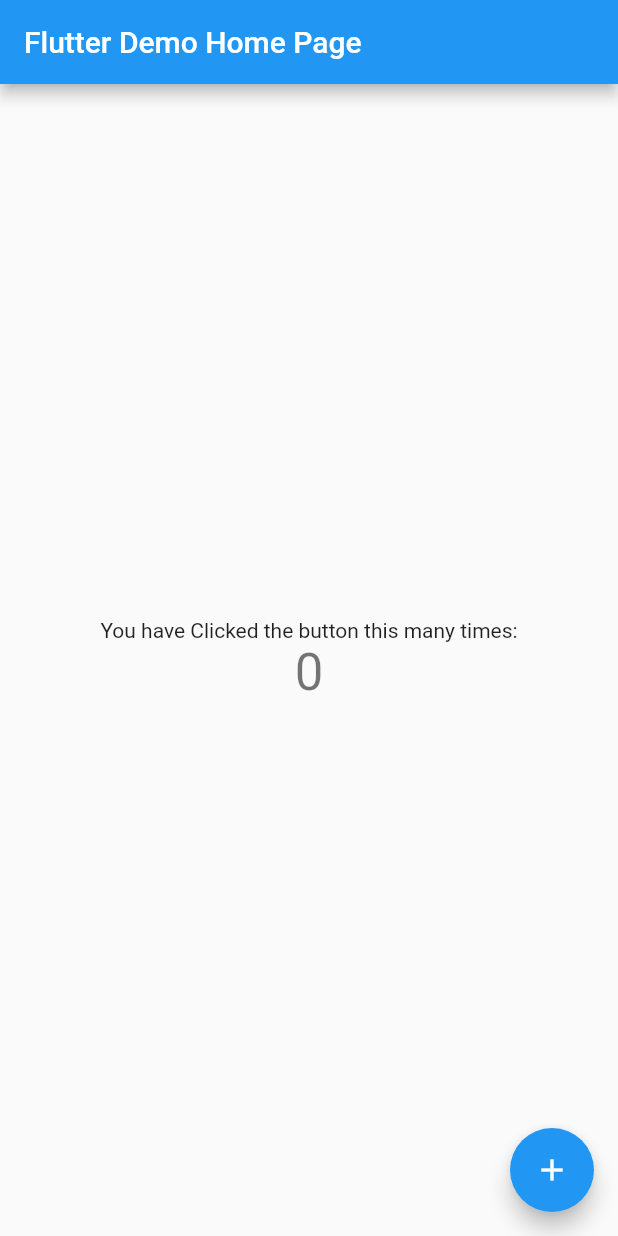
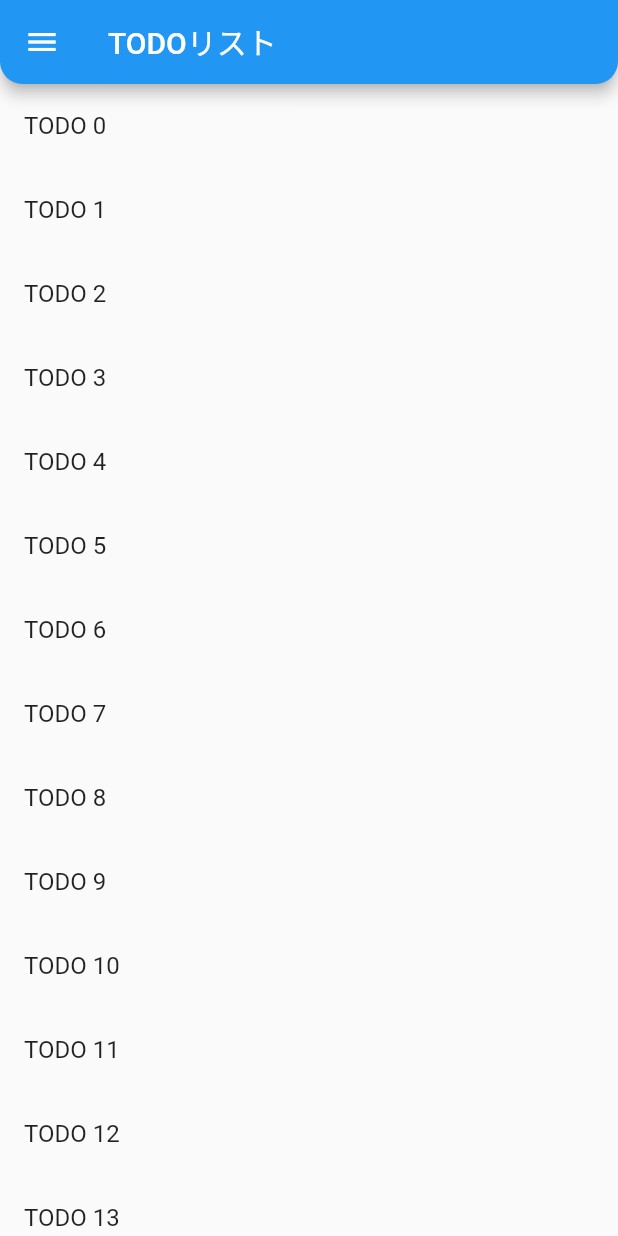
Before and after one commit to RikunoKoto/FlutterTutorial, a Flutter app: the screen it shows after launch, on a phone screen of 412 x 824 dp. Run offline on Flutter 3.47's test engine with Material 2 defaults, Android fonts, the phone set to English and light mode, and no system bars.

```diff
--- a/lib/main.dart
+++ b/lib/main.dart
@@ -1,111 +1,82 @@
 import 'package:flutter/material.dart';
 
-void main() => runApp((MyApp()));
+class Todo {
+  final String title;
+  final String description;
 
-class MyApp extends StatelessWidget {
-  // This widget is the root of your application.
-  @override
-  Widget build(BuildContext context) {
-    return MaterialApp(
-      title: 'Flutter Demo',
-      theme: ThemeData(
-        // This is the theme of your application.
-        //
-        // Try running your application with "flutter run". You'll see the
-        // application has a blue toolbar. Then, without quitting the app, try
-        // changing the primarySwatch below to Colors.green and then invoke
-        // "hot reload" (press "r" in the console where you ran "flutter run",
-        // or simply save your changes to "hot reload" in a Flutter IDE).
-        // Notice that the counter didn't reset back to zero; the application
-        // is not restarted.
-        primarySwatch: Colors.blue,
-      ),
-      home: MyHomePage(title: 'Flutter Demo Home Page'),
-    );
-  }
+  Todo({ @required this.title, @required this.description })
+    : assert(title != null),
+      assert(description != null);
 }
 
-class MyHomePage extends StatefulWidget {
-  MyHomePage({Key key, this.title}) : super(key: key);
+void main() => runApp(MaterialApp(
+  title: 'Navigation',
+  home: TodoScreen(
+    todos: List<Todo>.generate(20, (i) => Todo(
+      title: 'TODO $i',
+      description: 'TODO $i の詳細',
+    )),
+  ),
+));
 
-  // This widget is the home page of your application. It is stateful, meaning
-  // that it has a State object (defined below) that contains fields that affect
-  // how it looks.
+class TodoScreen extends StatelessWidget {
+  final List<Todo> _todos;
 
-  // This class is the configuration for the state. It holds the values (in this
-  // case the title) provided by the parent (in this case the App widget) and
-  // used by the build method of the State. Fields in a Widget subclass are
-  // always marked "final".
+  TodoScreen({ Key key, @required List<Todo> todos })
+    : assert(todos != null),
+    this._todos = todos,
+    super(key: key);
 
-  final String title;
+  final appBarStyle = AppBar(
+    leading: Icon(Icons.menu),
+      title: Text('TODOリスト'),
+      shape: RoundedRectangleBorder(
+      borderRadius: BorderRadius.vertical(
+        bottom: Radius.circular(15),
+        ),
+      ),
+    );
 
   @override
-  _MyHomePageState createState() => _MyHomePageState();
+  Widget build(BuildContext context) => Scaffold(
+    appBar: appBarStyle,
+    body: ListView.builder(
+      itemCount: _todos.length,
+      itemBuilder: (context, index) => ListTile(
+        title: Text(_todos[index].title),
+        onTap: (){
+          //Todo処理
+          Navigator.push(
+            context,
+            MaterialPageRoute(
+              builder: (context) => DetailScreen(todo: _todos[index]),
+            ),
+          );
+        }
+      ),
+    ),
+  );
 }
 
-class _MyHomePageState extends State<MyHomePage> {
-  int _counter = 0;
-
-  void _incrementCounter() {
-    setState(() {
-      // This call to setState tells the Flutter framework that something has
-      // changed in this State, which causes it to rerun the build method below
-      // so that the display can reflect the updated values. If we changed
-      // _counter without calling setState(), then the build method would not be
-      // called again, and so nothing would appear to happen.
-      _counter++;
-    });
-  }
+class DetailScreen extends StatelessWidget {
+  final Todo _todo;
+   DetailScreen({ Key key, @required Todo todo })
+      :assert(todo != null),
+      this._todo = todo,
+      super(key: key);
 
   @override
-  Widget build(BuildContext context) {
-    // This method is rerun every time setState is called, for instance as done
-    // by the _incrementCounter method above.
-    //
-    // The Flutter framework has been optimized to make rerunning build methods
-    // fast, so that you can just rebuild anything that needs updating rather
-    // than having to individually change instances of widgets.
-    return Scaffold(
-      appBar: AppBar(
-        // Here we take the value from the MyHomePage object that was created by
-        // the App.build method, and use it to set our appbar title.
-        title: Text(widget.title),
-      ),
-      body: Center(
-        // Center is a layout widget. It takes a single child and positions it
-        // in the middle of the parent.
-        child: Column(
-          // Column is also a layout widget. It takes a list of children and
-          // arranges them vertically. By default, it sizes itself to fit its
-          // children horizontally, and tries to be as tall as its parent.
-          //
-          // Invoke "debug painting" (press "p" in the console, choose the
-          // "Toggle Debug Paint" action from the Flutter Inspector in Android
-          // Studio, or the "Toggle Debug Paint" command in Visual Studio Code)
-          // to see the wireframe for each widget.
-          //
-          // Column has various properties to control how it sizes itself and
-          // how it positions its children. Here we use mainAxisAlignment to
-          // center the children vertically; the main axis here is the vertical
-          // axis because Columns are vertical (the cross axis would be
-          // horizontal).
-          mainAxisAlignment: MainAxisAlignment.center,
-          children: <Widget>[
-            Text(
-              'You have Clicked the button this many times:',
-            ),
-            Text(
-              '$_counter',
-              style: Theme.of(context).textTheme.display1,
-            ),
-          ],
+  Widget build(BuildContext context) => Scaffold(
+    appBar: AppBar(
+      title: Text('TODOリスト詳細'),
+      shape: RoundedRectangleBorder(
+      borderRadius: BorderRadius.vertical(
+        bottom: Radius.circular(15),
         ),
       ),
-      floatingActionButton: FloatingActionButton(
-        onPressed: _incrementCounter,
-        tooltip: 'Increment',
-        child: Icon(Icons.add),
-      ), // This trailing comma makes auto-formatting nicer for build methods.
+    ),
+    body: Center(
+          child: Text(_todo.description),
+        ),
     );
-  }
 }
```
Also changed, not shown: 1 other file.
